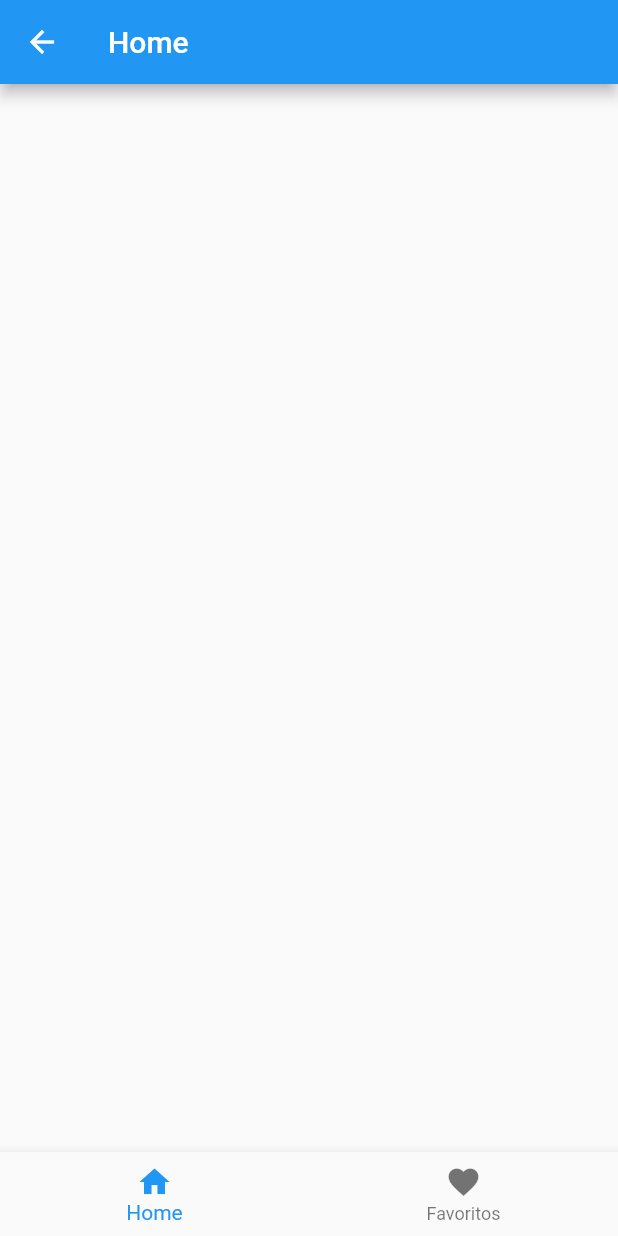
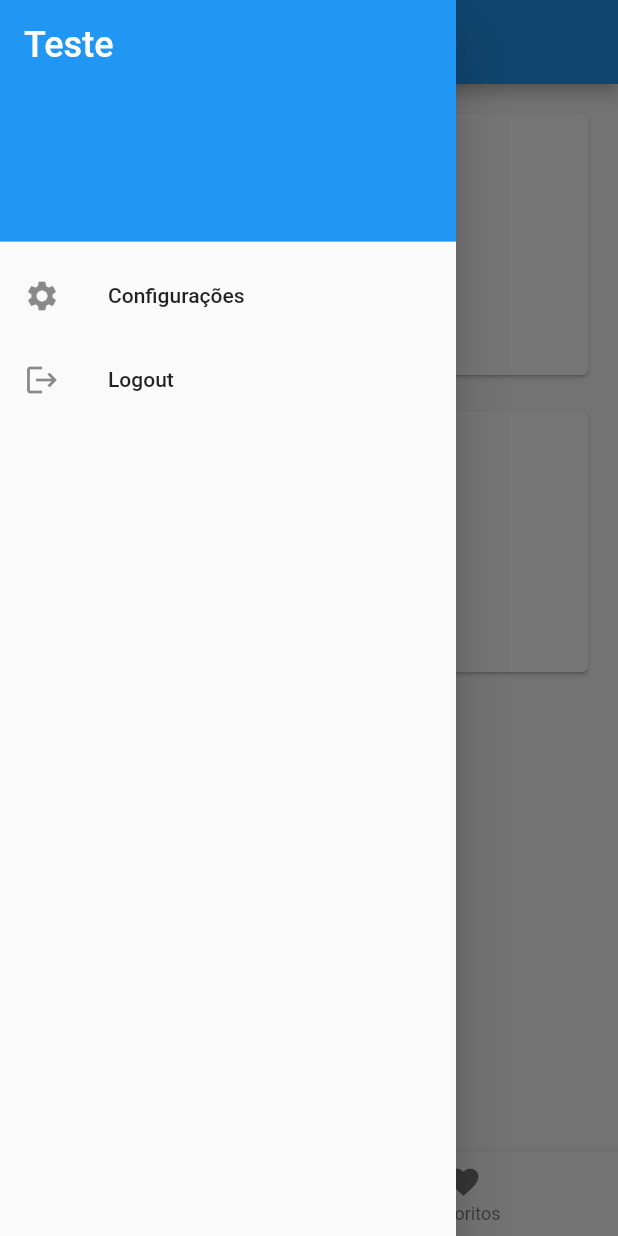
Before and after one commit to nefif/EduOpen, a Flutter app: the HomePage screen opened directly, with the side drawer open (before the commit the screen has no drawer), on a phone screen of 412 x 824 dp. Run offline on Flutter 3.47's test engine with Material 2 defaults, Android fonts, the phone set to English and light mode, and no system bars.

Commit message:
Criação do Drawer
Criação e Implementação do Drawer na HomePage

```diff
--- /dev/null
+++ b/edu_open/lib/drawer.dart
@@ -0,0 +1,35 @@
+import 'package:flutter/material.dart';
+
+class MenuDrawer extends StatelessWidget {
+  @override
+  Widget build(BuildContext context) {
+    // TODO: implement build
+    return Drawer(
+      child: ListView(
+        padding: EdgeInsets.zero,
+        children: const <Widget>[
+          DrawerHeader(
+            decoration: BoxDecoration(
+              color: Colors.blue,
+            ),
+            child: Text(
+              'Teste',
+              style: TextStyle(
+                color: Colors.white,
+                fontSize: 24,
+              ),
+            ),
+          ),
+          ListTile(
+            leading: Icon(Icons.settings),
+            title: Text('Configurações'),
+          ),
+          ListTile(
+            leading: Icon(Icons.logout),
+            title: Text('Logout'),
+          ),
+        ],
+      ),
+    );
+  }
+}
--- a/edu_open/lib/home_page.dart
+++ b/edu_open/lib/home_page.dart
@@ -1,14 +1,25 @@
+import 'package:edu_open/drawer.dart';
 import 'package:flutter/material.dart';
 
 class HomePage extends StatelessWidget {
   @override
   Widget build(BuildContext context) {
-    // TODO: implement build
     return Scaffold(
       appBar: AppBar(
         title: const Text('Home'),
-        actions: [],
       ),
+      drawer: MenuDrawer(),
+      body: GridView.count(
+        crossAxisCount: 2,
+        padding: const EdgeInsets.all(16.0),
+        mainAxisSpacing: 16.0,
+        crossAxisSpacing: 16.0,
+        children: [
+          _buildCard('Card 1', Icons.access_alarm),
+          _buildCard('Card 2', Icons.access_time),
+          _buildCard('Card 3', Icons.accessibility),
+          _buildCard('Card 4', Icons.account_balance),
+        ],),
       bottomNavigationBar:
           BottomNavigationBar(items: const <BottomNavigationBarItem>[
         BottomNavigationBarItem(
@@ -20,3 +31,31 @@ class HomePage extends StatelessWidget {
     );
   }
 }
+
+Widget _buildCard(String title, IconData icon) {
+    return Card(
+      child: InkWell(
+        onTap: () {},
+        child: Padding(
+          padding: EdgeInsets.all(16.0),
+          child: Column(
+            crossAxisAlignment: CrossAxisAlignment.start,
+            children: [
+              Icon(
+                icon,
+                size: 48.0,
+              ),
+              SizedBox(height: 16.0),
+              Text(
+                title,
+                style: const TextStyle(
+                  fontSize: 18.0,
+                  fontWeight: FontWeight.bold,
+                ),
+              ),
+            ],
+          ),
+        ),
+      ),
+    );
+  }
--- a/edu_open/lib/start_page.dart
+++ b/edu_open/lib/start_page.dart
@@ -8,7 +8,7 @@ class StartPage extends StatelessWidget {
     // TODO: implement build
     return Scaffold(
       appBar: AppBar(
-        title: Text('EduOpen'),
+        title: const Text('EduOpen'),
       ),
       body: Center(
         child: Column(
```
